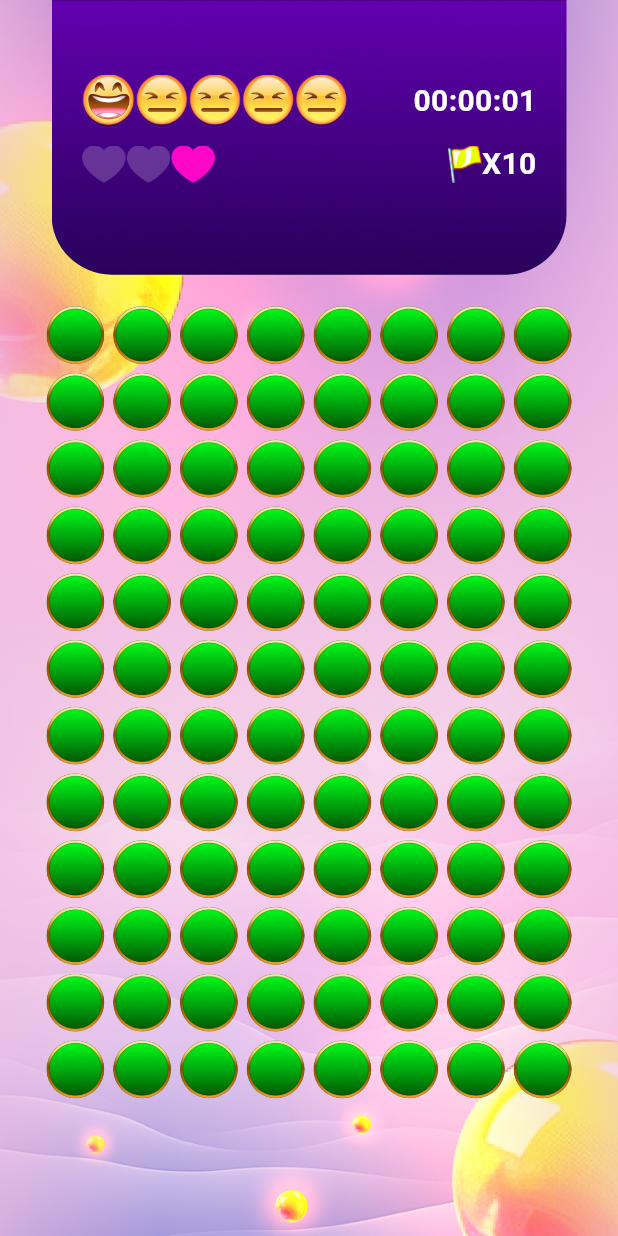
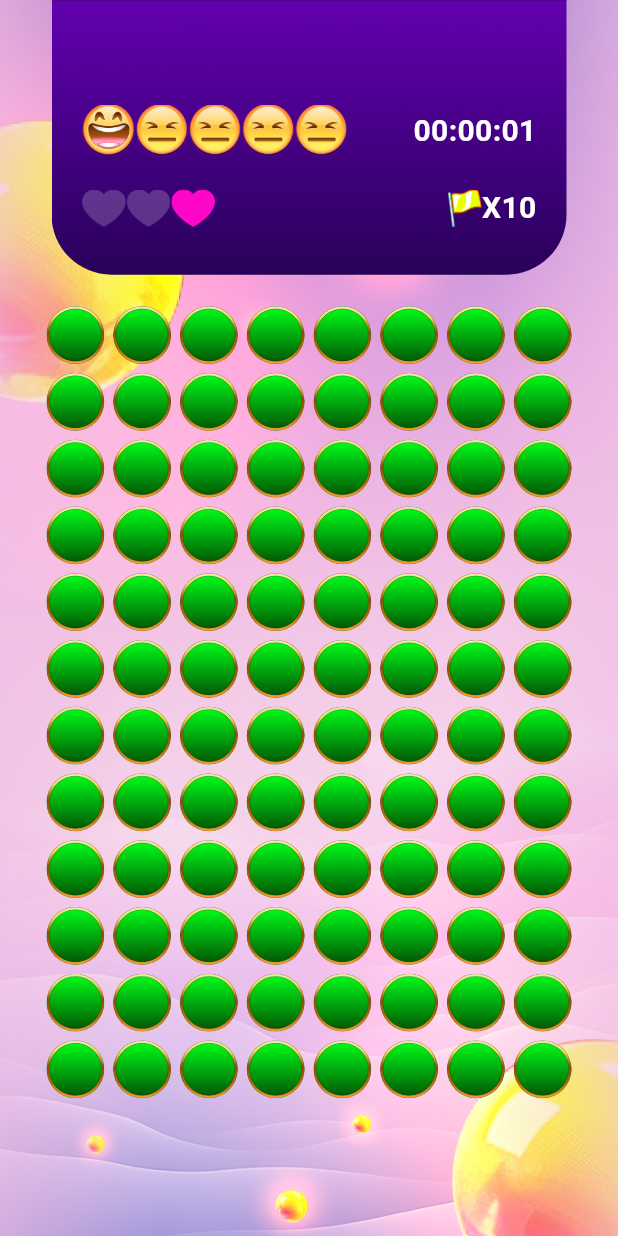
Before and after one commit to DmitryBurov1911/Minesweeper, a Flutter app: the GamePlayScreen screen opened directly, on a phone screen of 412 x 824 dp. Run offline on Flutter 3.47's test engine with Material 3 defaults, Android fonts, the phone set to English and light mode, and no system bars.

Commit message:
alpha 1.2

```diff
--- a/lib/gameplay.dart
+++ b/lib/gameplay.dart
@@ -423,6 +423,7 @@ class _GamePlayScreenState extends State<GamePlayScreen> {
                             bottom: 10
                         ),
                         child: Column(
+                          mainAxisAlignment: MainAxisAlignment.spaceEvenly,
                           children: [
                             Row(
                               mainAxisAlignment: MainAxisAlignment.spaceBetween,
@@ -461,7 +462,6 @@ class _GamePlayScreenState extends State<GamePlayScreen> {
                                 )
                               ],
                             ),
-                            const SizedBox(height: 10,),
                             Row(
                               mainAxisAlignment: MainAxisAlignment.spaceBetween,
                               children: [
```
